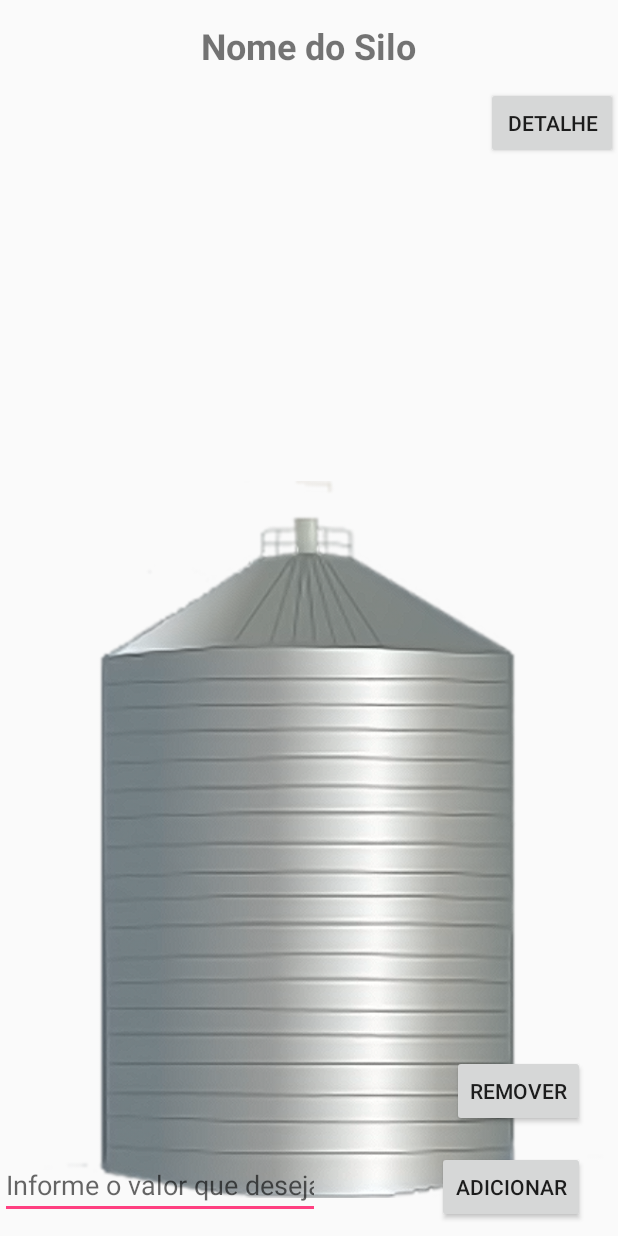
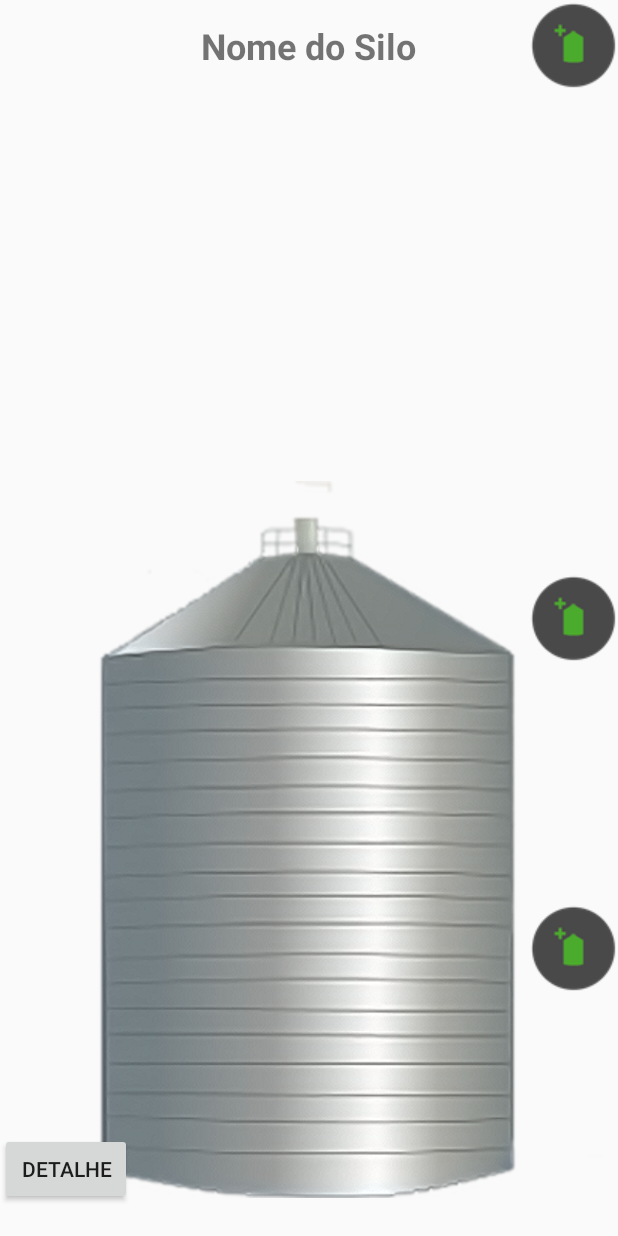
Before and after one commit to GeisonPiegas/ProdAPP, an Android app: the layout activity_silo_principal.xml on its own in the app's theme, with its tools: preview values and no code run, on a phone screen of 412 x 824 dp. Run offline under Robolectric (Android 15) with nearby library versions, the phone set to English and light mode, and no system bars.

Commit message:
Criação de menus de Adição e Remoção de grãos do silo principal

```diff
--- a/app/src/main/AndroidManifest.xml
+++ b/app/src/main/AndroidManifest.xml
@@ -365,6 +365,10 @@
 
         </activity>
         <!-- ................................................................................... -->
+        <!-- TelaDeRotacaoDeCultura -->
+        <activity android:name=".TelaDeRotacaoDeCultura">
+        </activity>
+        <!-- ................................................................................... -->
     </application>
 
 </manifest>
--- a/app/src/main/res/layout/activity_silo_principal.xml
+++ b/app/src/main/res/layout/activity_silo_principal.xml
@@ -249,41 +249,130 @@
         android:textSize="24sp"
         android:textStyle="bold" />
 
-    <EditText
-        android:id="@+id/pegaValorInformado"
-        android:layout_width="wrap_content"
-        android:layout_height="wrap_content"
-        android:ems="10"
-        android:hint="Informe o valor que deseja"
-        android:inputType="number"
-        android:layout_alignBottom="@+id/imageView3"
-        android:layout_alignParentStart="true" />
-
-    <Button
-        android:id="@+id/botaoAdicionar"
-        android:layout_width="wrap_content"
-        android:layout_height="wrap_content"
-        android:text="Adicionar"
-        android:layout_alignBaseline="@+id/pegaValorInformado"
-        android:layout_alignBottom="@+id/pegaValorInformado"
-        android:layout_toEndOf="@+id/textViewNomeSilo"
-        android:layout_marginStart="14dp" />
-
-    <Button
-        android:id="@+id/buttonRemover"
-        android:layout_width="wrap_content"
-        android:layout_height="wrap_content"
-        android:layout_alignEnd="@+id/botaoAdicionar"
-        android:layout_below="@+id/toolbar2"
-        android:text="rEMOVER" />
-
     <Button
         android:id="@+id/buttonDetalhe"
         android:layout_width="wrap_content"
         android:layout_height="wrap_content"
-        android:layout_marginTop="11dp"
         android:text="DETALHE"
-        android:layout_below="@+id/textViewNomeSilo"
+        android:layout_alignBottom="@+id/imageView3"
+        android:layout_alignParentStart="true"
+        android:layout_marginBottom="9dp" />
+
+    <ImageView
+        android:id="@+id/imageViewDetalhes"
+        android:layout_width="wrap_content"
+        android:layout_height="wrap_content"
+        android:layout_alignParentEnd="true"
+        android:layout_alignParentTop="true"
+        app:srcCompat="@drawable/maissilo" />
+
+    <LinearLayout
+        android:id="@+id/LinearLayoutAdicionar1"
+        android:layout_width="match_parent"
+        android:layout_height="wrap_content"
+        android:layout_alignParentStart="true"
+        android:background="@android:color/darker_gray"
+        android:orientation="vertical"
+        android:paddingBottom="10dp"
+        android:visibility="gone">
+
+        <TextView
+            android:id="@+id/textView91"
+            android:layout_width="wrap_content"
+            android:layout_height="wrap_content"
+            android:layout_marginBottom="10dp"
+            android:layout_marginLeft="10dp"
+            android:layout_marginTop="10dp"
+            android:text="Adicionar"
+            android:textAppearance="@style/TextAppearance.AppCompat.Display1" />
+
+        <EditText
+            android:id="@+id/pegaValorInformado"
+            android:layout_width="match_parent"
+            android:layout_height="wrap_content"
+            android:layout_alignBottom="@+id/imageView3"
+            android:layout_alignParentStart="true"
+            android:layout_marginBottom="10dp"
+            android:layout_marginLeft="10dp"
+            android:layout_marginRight="10dp"
+            android:ems="10"
+            android:hint="Informe o valor que deseja"
+            android:inputType="number" />
+
+        <Button
+            android:id="@+id/botaoAdicionar"
+            android:layout_width="match_parent"
+            android:layout_height="wrap_content"
+            android:layout_alignBaseline="@+id/pegaValorInformado"
+            android:layout_alignBottom="@+id/pegaValorInformado"
+            android:layout_marginLeft="10dp"
+            android:layout_marginRight="10dp"
+            android:layout_toEndOf="@+id/textViewNomeSilo"
+            android:text="Adicionar" />
+
+    </LinearLayout>
+
+    <LinearLayout
+        android:id="@+id/LinearLayoutRemover1"
+        android:layout_width="match_parent"
+        android:layout_height="wrap_content"
+        android:layout_alignParentEnd="true"
+        android:layout_below="@+id/LinearLayoutAdicionar1"
+        android:layout_toStartOf="@+id/imageViewDetalhes"
+        android:background="@android:color/darker_gray"
+        android:orientation="vertical"
+        android:paddingBottom="10dp"
+        android:visibility="gone">
+
+        <TextView
+            android:id="@+id/textView91"
+            android:layout_width="wrap_content"
+            android:layout_height="wrap_content"
+            android:layout_marginBottom="10dp"
+            android:layout_marginLeft="10dp"
+            android:layout_marginTop="10dp"
+            android:text="Remover"
+            android:textAppearance="@style/TextAppearance.AppCompat.Display1" />
+
+        <EditText
+            android:id="@+id/tiraValorInformado"
+            android:layout_width="match_parent"
+            android:layout_height="wrap_content"
+            android:layout_alignBottom="@+id/imageView3"
+            android:layout_alignParentStart="true"
+            android:layout_marginBottom="10dp"
+            android:layout_marginLeft="10dp"
+            android:layout_marginRight="10dp"
+            android:ems="10"
+            android:hint="Informe o valor que deseja"
+            android:inputType="number" />
+
+        <Button
+            android:id="@+id/buttonRemover"
+            android:layout_width="match_parent"
+            android:layout_height="wrap_content"
+            android:layout_alignEnd="@+id/botaoAdicionar"
+            android:layout_below="@+id/toolbar2"
+            android:layout_marginLeft="10dp"
+            android:layout_marginRight="10dp"
+            android:text="rEMOVER" />
+
+    </LinearLayout>
+
+    <ImageView
+        android:id="@+id/imageViewAdicionar"
+        android:layout_width="wrap_content"
+        android:layout_height="wrap_content"
+        app:srcCompat="@drawable/maissilo"
+        android:layout_centerVertical="true"
+        android:layout_alignParentEnd="true" />
+
+    <ImageView
+        android:id="@+id/imageViewRemover"
+        android:layout_width="wrap_content"
+        android:layout_height="wrap_content"
+        app:srcCompat="@drawable/maissilo"
+        android:layout_below="@+id/toolbar6"
         android:layout_alignParentEnd="true" />
 
 </RelativeLayout>
```
Also changed, not shown: app/src/main/java/com/example/alunos/prodapp/SiloPrincipal.java (+65 -0 lines).
